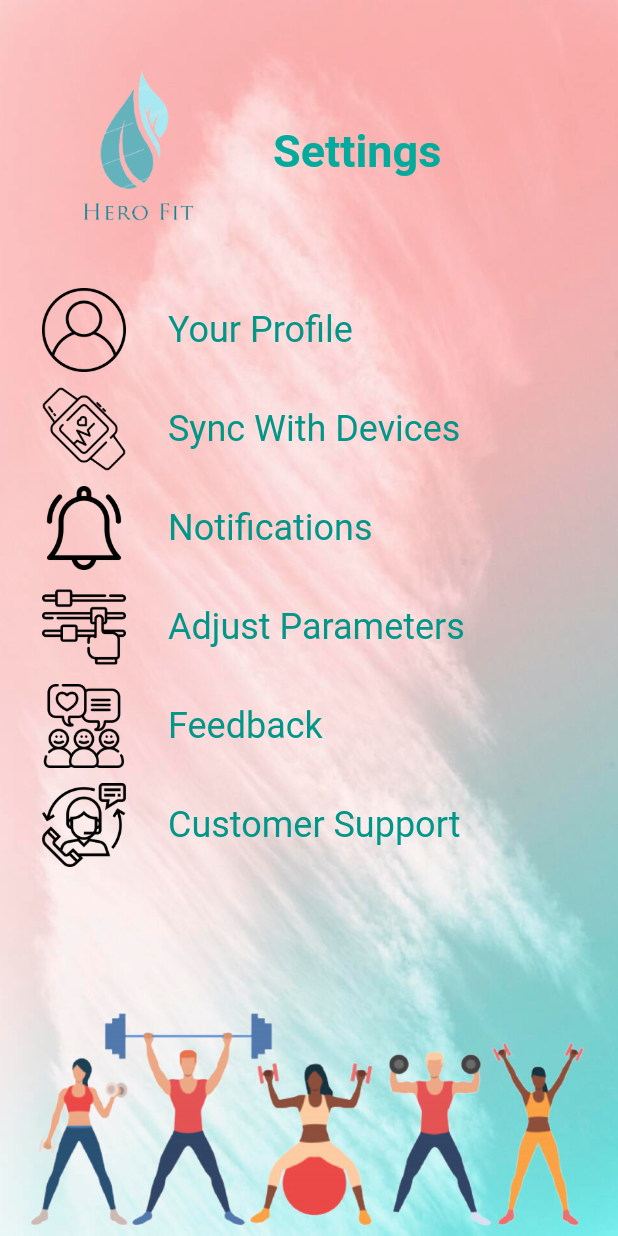
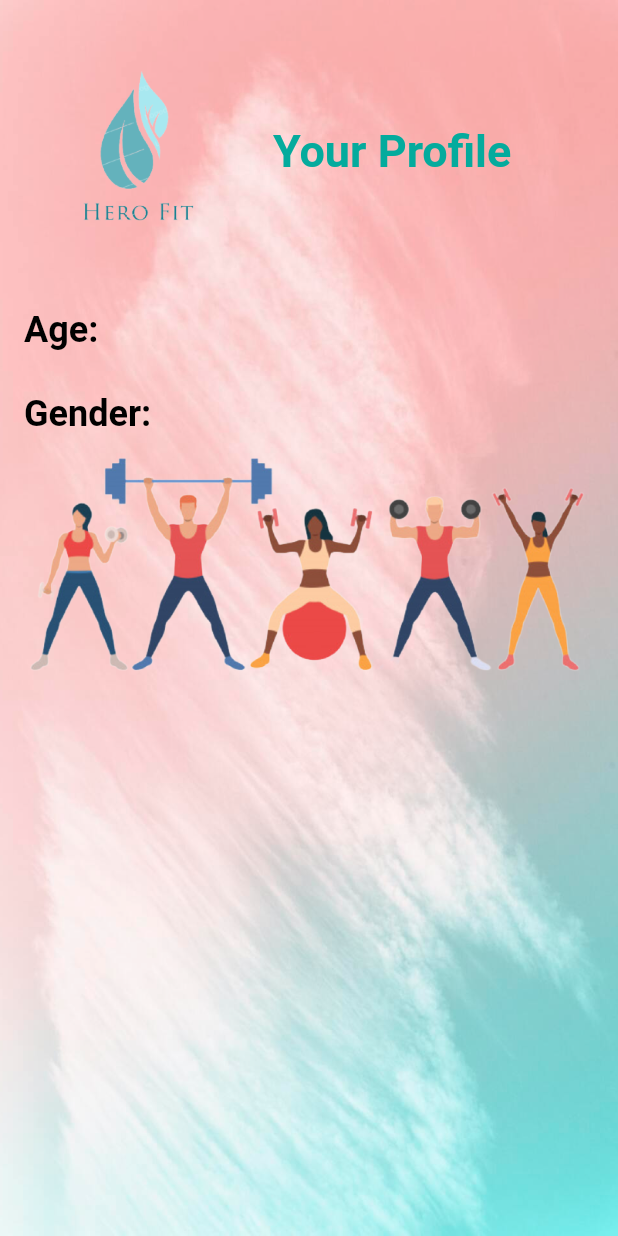
Before and after one commit to snezana-a/hero-fit, a Flutter app: the SettingsScreen screen opened by its route, after a tap on "Your Profile", on a phone screen of 412 x 824 dp. Run offline on Flutter 3.47's test engine with Material 2 defaults, Android fonts, the light colour scheme and no system bars; our stand-ins replace cloud_firestore, firebase_auth, firebase_core; accounts and stored records are empty.

Commit message:
Implementing Adapter pattern when creating Your Profile screen

```diff
--- /dev/null
+++ b/lib/adapters/user_profile_adapter.dart
@@ -0,0 +1,14 @@
+import '../models/UserProfile.dart';
+
+class UserProfileAdapter {
+  static UserProfile fromMap(Map<String, dynamic> data) {
+    return UserProfile(
+      age: data['age'] ?? '',
+      gender: data['gender'] ?? '',
+      weight: data['weight'] ?? '',
+      height: data['height'] ?? '',
+      activityLevel: data['activityLevel'] ?? '',
+      goal: data['goal'] ?? '',
+    );
+  }
+}
--- a/lib/main.dart
+++ b/lib/main.dart
@@ -10,6 +10,7 @@
 import 'package:hero_fit/screens/settings_screen.dart';
 import 'package:hero_fit/screens/welcome_screen.dart';
 import 'package:hero_fit/screens/workouts_screen.dart';
+import 'package:hero_fit/screens/your_profile_screen.dart';
 
 void main() async {
   WidgetsFlutterBinding.ensureInitialized();
@@ -34,7 +35,8 @@
         'nutrition_screen': (context) => const NutritionScreen(),
         'settings_screen': (context) => const SettingsScreen(),
         'progress_screen': (context) => const ProgressScreen(),
-        'recipes_screen': (context) => RecipesScreen()
+        'recipes_screen': (context) => RecipesScreen(),
+        'your_profile_screen': (context) => YourProfileScreen(),
       },
     );
   }
--- a/lib/screens/settings_screen.dart
+++ b/lib/screens/settings_screen.dart
@@ -49,7 +49,7 @@
                       'assets/user.png',
                       'Your Profile',
                       () {
-                        // Handle button tap
+                        Navigator.pushNamed(context, 'your_profile_screen');
                       },
                     ),
                     const SizedBox(height: 10.0),
--- /dev/null
+++ b/lib/screens/your_profile_screen.dart
@@ -0,0 +1,152 @@
+import 'package:cloud_firestore/cloud_firestore.dart';
+import 'package:firebase_auth/firebase_auth.dart';
+import 'package:flutter/material.dart';
+import 'package:hero_fit/models/UserProfile.dart';
+
+import '../adapters/user_profile_adapter.dart';
+
+class YourProfileScreen extends StatefulWidget {
+  const YourProfileScreen({super.key});
+
+   @override
+   _YourProfileScreenState createState() => _YourProfileScreenState();
+}
+
+
+ class _YourProfileScreenState extends State<YourProfileScreen> {
+
+   final FirebaseAuth _auth = FirebaseAuth.instance;
+   final FirebaseFirestore _firestore = FirebaseFirestore.instance;
+   UserProfile _userProfile = UserProfile(
+     age: '',
+     gender: '',
+     weight: '',
+     height: '',
+     activityLevel: '',
+     goal: '',
+   );
+
+   @override
+   void initState() {
+     super.initState();
+     _loadUserData();
+   }
+
+   Future<void> _loadUserData() async {
+     final user = _auth.currentUser;
+     if (user == null) {
+       return;
+     }
+     try {
+       final userData = await _firestore.collection('users').doc(user.uid).get();
+
+         final userParams = userData.data() as Map<String, dynamic>;
+         final userProfile = UserProfileAdapter.fromMap(userParams);
+
+       setState(() {
+         _userProfile = userProfile;
+       });
+     } catch (e) {
+       print('Error loading user data: $e');
+     }
+   }
+
+   @override
+   Widget build(BuildContext context) {
+     return Stack(
+       children: <Widget>[
+         Image.asset(
+           'assets/background_1.jpg',
+           fit: BoxFit.cover,
+           width: double.infinity,
+           height: double.infinity,
+         ),
+         Scaffold(
+           backgroundColor: Colors.transparent,
+           body: Column(
+             crossAxisAlignment: CrossAxisAlignment.stretch,
+             children: <Widget>[
+               const SizedBox(height: 10.0),
+               Row(
+                 children: <Widget>[
+                   Align(
+                     alignment: Alignment.centerLeft,
+                     child: Padding(
+                       padding: const EdgeInsets.all(16.0),
+                       child: Image.asset(
+                         'assets/logo.png',
+                         width: 150,
+                         height: 150,
+                       ),
+                     ),
+                   ),
+                   const Text(
+                     'Your Profile',
+                     style: TextStyle(
+                       fontSize: 30,
+                       fontWeight: FontWeight.bold,
+                       color: Color.fromARGB(255, 4, 171, 157),
+                     ),
+                   ),
+                 ],
+               ),
+               ListTile(
+                 title: Row(
+                   children: [
+                     Text(
+                       'Age: ',
+                       style: TextStyle(
+                         fontSize: 24,
+                         color: Colors.black,
+                         fontWeight: FontWeight.bold,
+                       ),
+                     ),
+                     Text(
+                       _userProfile.age,
+                       style: TextStyle(
+                         fontSize: 24,
+                         color: Colors.teal,
+                       ),
+                     ),
+                   ],
+                 ),
+               ),
+               ListTile(
+                 title: Row(
+                   children: [
+                     Text(
+                       'Gender: ',
+                       style: TextStyle(
+                         fontSize: 24,
+                         color: Colors.black,
+                         fontWeight: FontWeight.bold,
+                       ),
+                     ),
+                     Text(
+                       _userProfile.gender,
+                       style: TextStyle(
+                         fontSize: 24,
+                         color: Colors.teal,
+                       ),
+                     ),
+                   ],
+                 ),
+               ),
+               Positioned(
+                 bottom: 0,
+                 left: 0,
+                 right: 0,
+                 child: Image.asset(
+                   'assets/people_exercising.png',
+                   width: double.infinity,
+                   height: 150,
+                   fit: BoxFit.cover,
+                 ),
+               ),
+             ],
+           ),
+         ),
+       ],
+     );
+   }
+}
```
